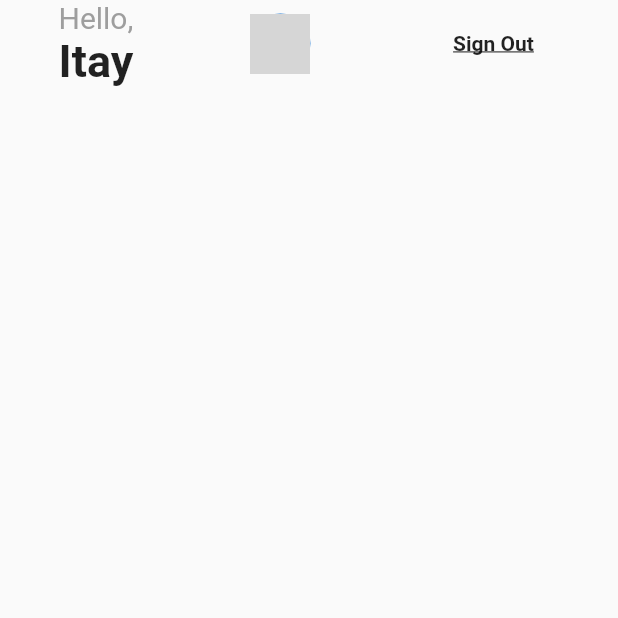
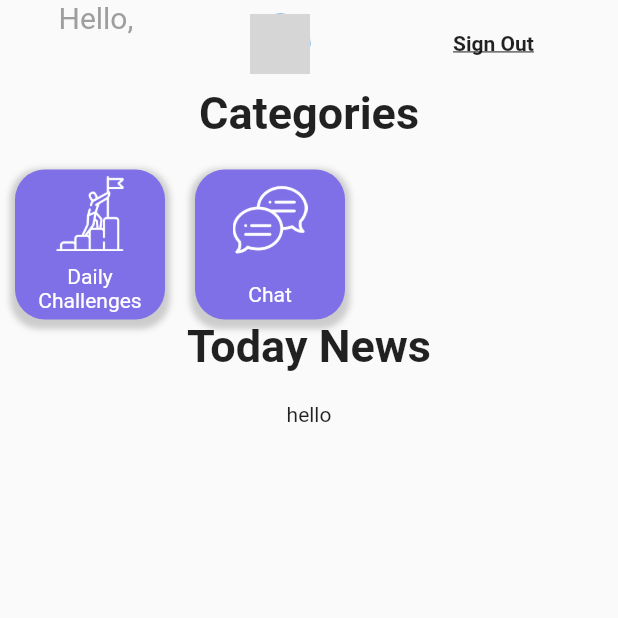
Before and after one commit to ItaiZeilig/Diabetes_App, a Flutter app: the HomeScreen screen opened directly, after a tap on "Sign Out", on a phone screen of 412 x 824 dp, the top half of it. Run offline on Flutter 3.47's test engine with Material 2 defaults, Android fonts, the light colour scheme and no system bars; our stand-ins replace cloud_firestore, firebase_auth, table_calendar; accounts and stored records are empty; network calls fail; grey boxes are pictures that could not be loaded.

Commit message:
fixed home screen and the services

```diff
--- a/lib/providers/user_service.dart
+++ b/lib/providers/user_service.dart
@@ -1,43 +1,51 @@
 import 'package:cloud_firestore/cloud_firestore.dart';
 import 'package:flutter/material.dart';
+import 'package:provider/provider.dart';
 
 class User {
   final String id;
   final String name;
   final String email;
 
-  User({
-    @required this.id,
-    @required this.name,
-    @required this.email
-  });
+  User({this.id, this.name, this.email});
 
-  factory User.fromFirestore(DocumentSnapshot doc) {
-    Map data = doc.data;
-    return User(
-      id: doc.documentID,
-      name: data['displayName'] ?? '',
-     email: data['email'] ?? '',
-     );
+  User.fromData(Map<String, dynamic> data)
+      : id = data['id'],
+        name = data['name'],
+        email = data['email'];
+
+  Map<String, dynamic> toJson() {
+    return {
+      'id': id,
+      'name': name,
+      'email': email,
+    };
   }
-
 }
 
 class UserService with ChangeNotifier {
+  final CollectionReference _usersCollectionReference =
+      Firestore.instance.collection('users');
 
-  final Firestore _db = Firestore.instance;
+  User _user;
 
-  Future<User> fetchUserByID(String uid) async {
-    var snap = await _db.collection('users').document(uid).get();
-    return User.fromFirestore(snap);
+  User get getUser => _user;
+
+  Future createUser(User user) async {
+    try {
+      await _usersCollectionReference.document(user.id).setData(user.toJson());
+    } catch (e) {
+      return e.message;
+    }
   }
 
-  Future<void> createUser(String uid, String email, String name) async{
-    await _db.collection('users').document(uid).setData({
-      'email': email,
-      'name': name,
-      'createDate': FieldValue.serverTimestamp(),
-    });
+  Future<void> fetchAndSetUser(String uid) async {
+    try {
+      var userData = await _usersCollectionReference.document(uid).get();
+      _user = User.fromData(userData.data);
+      notifyListeners();
+    } catch (e) {
+      return e.message;
+    }
   }
-
 }
--- a/lib/screens/home_screen.dart
+++ b/lib/screens/home_screen.dart
@@ -1,6 +1,9 @@
 import 'package:diabetes_app/providers/auth.dart';
+import 'package:diabetes_app/providers/user_service.dart';
+import 'package:diabetes_app/screens/daily_challenge_screen.dart';
 import 'package:flutter/material.dart';
 import 'package:provider/provider.dart';
+import 'package:diabetes_app/widgets/home_screen/category.dart';
 
 class HomeScreen extends StatefulWidget {
   static const routeName = '/home';
@@ -10,35 +13,53 @@ class HomeScreen extends StatefulWidget {
 }
 
 class _HomeScreenState extends State<HomeScreen> {
+  Auth _auth;
+
+  var _isLoading = true;
 
   @override
   void didChangeDependencies() {
+    _auth = Provider.of<Auth>(context);
+    _auth.getUser
+        .then((value) => Provider.of<UserService>(context, listen: false)
+            .fetchAndSetUser(value.uid))
+        .whenComplete(() => setState(() {
+              _isLoading = false;
+            }));
     super.didChangeDependencies();
-
   }
 
   @override
   Widget build(BuildContext context) {
-    Auth auth = Provider.of<Auth>(context, listen: false);
     return Scaffold(
-      body: Center(
-        child: SafeArea(
+      body: _isLoading
+          ? Center(
+              child: CircularProgressIndicator(),
+            )
+          : SafeArea(
             child: Column(
               children: <Widget>[
                 Container(
                   child: Row(
                     mainAxisAlignment: MainAxisAlignment.spaceAround,
                     children: <Widget>[
-
                       Column(
+                        crossAxisAlignment: CrossAxisAlignment.start,
                         children: <Widget>[
                           Text(
                             "Hello,",
-                            style: TextStyle(color: Colors.grey, fontSize: 20),
+                            style:
+                                TextStyle(color: Colors.grey, fontSize: 20),
                           ),
-                          Text(
-                            "Itay",
-                            style: TextStyle(fontSize: 30,fontWeight: FontWeight.bold),
+                          Consumer<UserService>(
+                            builder: (context, user, child) {
+                              return Text(
+                                user.getUser.name,
+                                style: TextStyle(
+                                    fontSize: 30,
+                                    fontWeight: FontWeight.bold),
+                              );
+                            },
                           ),
                         ],
                       ),
@@ -47,7 +68,7 @@ class _HomeScreenState extends State<HomeScreen> {
                             "https://p7.hiclipart.com/preview/14/65/239/ico-avatar-scalable-vector-graphics-icon-doctor-with-stethoscope.jpg"),
                       ),
                       MaterialButton(
-                      onPressed: () => auth.logOut(),
+                        onPressed: () => _auth.logOut(),
                         splashColor: Theme.of(context).primaryColor,
                         child: Text(
                           'Sign Out',
@@ -59,9 +80,46 @@ class _HomeScreenState extends State<HomeScreen> {
                       ),
                     ],
                   ),
-              )
+                ),
+                Column(
+                  children: <Widget>[
+                    Text(
+                      "Categories",
+                      style: TextStyle(
+                          fontSize: 30, fontWeight: FontWeight.bold),
+                    ),
+                    Container(
+                      margin: EdgeInsets.only(top: 20),
+                      height: 100,
+                      child: ListView(
+                        // This next line does the trick.
+                        scrollDirection: Axis.horizontal,
+                        children: <Widget>[
+                          SingleCategory(
+                              "Daily Challenges",
+                              DailyChallenge.routeName,
+                              "daily_challenges_icon.png"),
+                          SingleCategory("Chat", DailyChallenge.routeName,
+                              "chat_icon.png"),
                         ],
                       ),
+                    ),
+                  ],
+                ),
+                Column(
+                  children: <Widget>[
+                    Text(
+                      "Today News",
+                      style: TextStyle(
+                          fontSize: 30, fontWeight: FontWeight.bold),
+                    ),
+                    Container(
+                      margin: EdgeInsets.only(top: 20),
+                      child: Text("hello"),
+                    ),
+                  ],
+                ),
+              ],
             ),
           ),
     );
--- a/lib/screens/login_screen.dart
+++ b/lib/screens/login_screen.dart
@@ -55,10 +55,10 @@ class _LoginScreenState extends State<LoginScreen>
     try {
       if (_authMode == AuthMode.Login) {
         // Login User
-        await auth.signIn(_authData['email'].trim(), _authData['password'].trim());
+        await auth.signIn(email: _authData['email'].trim(), password: _authData['password'].trim());
       } else {
         // Sign user up
-        auth.signUp(_authData['email'].trim(), _authData['password'].trim(), _authData['name']);
+        auth.signUp(email: _authData['email'].trim(), password: _authData['password'].trim(), name: _authData['name']);
 
       }
     } catch (error) {
--- /dev/null
+++ b/lib/widgets/home_screen/category.dart
@@ -0,0 +1,47 @@
+import 'package:flutter/material.dart';
+
+class SingleCategory extends StatelessWidget {
+  final String _name;
+  final String _route;
+  final String _image;
+  SingleCategory(this._name, this._route, this._image);
+
+  @override
+  Widget build(BuildContext context) {
+    return InkWell(
+      onTap: () {
+        Navigator.of(context).pushNamed(_route);
+      },
+      child: Container(
+        margin: const EdgeInsets.symmetric(horizontal: 10),
+        decoration: BoxDecoration(
+          boxShadow: [
+            BoxShadow(
+              color: Colors.grey.withOpacity(0.5),
+              spreadRadius: 3,
+              blurRadius: 3,
+              offset: Offset(0, 3), // changes position of shadow
+            ),
+          ],
+          borderRadius: BorderRadius.circular(20),
+          color: Theme.of(context).primaryColor,
+        ),
+        width: 100,
+        child: Column(
+          mainAxisAlignment: MainAxisAlignment.spaceAround,
+          children: <Widget>[
+            Image(
+              width: 50,
+              image: AssetImage('assets/images/$_image'),
+            ),
+            Text(
+              _name,
+              textAlign: TextAlign.center,
+              style: TextStyle(color: Colors.white),
+            ),
+          ],
+        ),
+      ),
+    );
+  }
+}
--- a/pubspec.yaml
+++ b/pubspec.yaml
@@ -45,9 +45,8 @@ flutter:
   uses-material-design: true
 
   # To add assets to your application, add an assets section, like this:
-  # assets:
-  #  - images/a_dot_burr.jpeg
-  #  - images/a_dot_ham.jpeg
+  assets:
+   - assets/images/
 
   # An image asset can refer to one or more resolution-specific "variants", see
   # https://flutter.dev/assets-and-images/#resolution-aware.
```
Also changed, not shown: lib/main.dart (+5 -2 lines), lib/providers/auth.dart (+40 -25 lines), assets/images/chat_icon.png (added), assets/images/daily_challenges_icon.png (added), 2 other files. Lines whose indentation alone changed are shown as unchanged.
